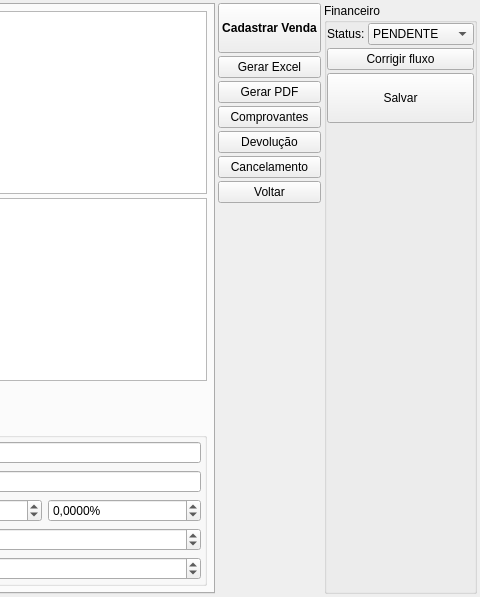
Qt form ui/venda.ui (darktorres/ERP-STACCATO) before a commit; both pictures show x 1007 to 1487 and y 0 to 597 of the 1487 by 597 pixel window.
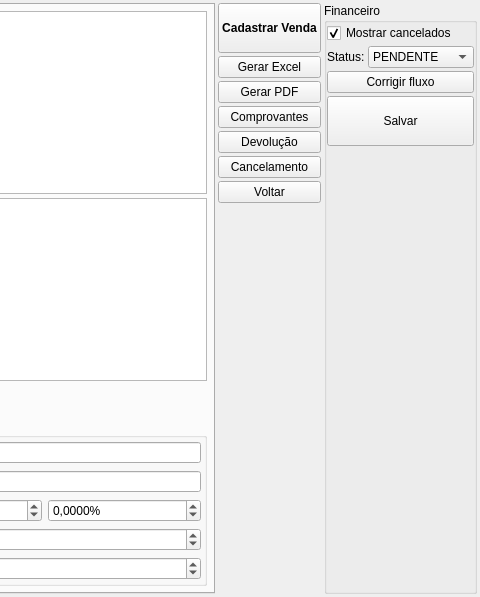
The same form after that commit. Custom widgets are drawn as their Qt base class.

Commit message: Checkbox para mostrar pagamentos cancelados

What changed in the file:
```diff
--- a/ui/venda.ui
+++ b/ui/venda.ui
@@ -1152,14 +1152,37 @@
       <property name="spacing">
        <number>3</number>
       </property>
-      <item row="0" column="0">
+      <item row="4" column="1">
+       <spacer name="verticalSpacer">
+        <property name="orientation">
+         <enum>Qt::Vertical</enum>
+        </property>
+        <property name="sizeHint" stdset="0">
+         <size>
+          <width>20</width>
+          <height>40</height>
+         </size>
+        </property>
+       </spacer>
+      </item>
+      <item row="2" column="0" colspan="3">
+       <widget class="QPushButton" name="pushButtonCorrigirFluxo">
+        <property name="text">
+         <string>Corrigir fluxo</string>
+        </property>
+        <property name="autoDefault">
+         <bool>false</bool>
+        </property>
+       </widget>
+      </item>
+      <item row="1" column="0">
        <widget class="QLabel" name="label_5">
         <property name="text">
          <string>Status:</string>
         </property>
        </widget>
       </item>
-      <item row="0" column="1" colspan="2">
+      <item row="1" column="1" colspan="2">
        <widget class="QComboBox" name="comboBoxFinanceiro">
         <item>
          <property name="text">
@@ -1183,30 +1206,7 @@
         </item>
        </widget>
       </item>
-      <item row="3" column="1">
-       <spacer name="verticalSpacer">
-        <property name="orientation">
-         <enum>Qt::Vertical</enum>
-        </property>
-        <property name="sizeHint" stdset="0">
-         <size>
-          <width>20</width>
-          <height>40</height>
-         </size>
-        </property>
-       </spacer>
-      </item>
-      <item row="1" column="0" colspan="3">
-       <widget class="QPushButton" name="pushButtonCorrigirFluxo">
-        <property name="text">
-         <string>Corrigir fluxo</string>
-        </property>
-        <property name="autoDefault">
-         <bool>false</bool>
-        </property>
-       </widget>
-      </item>
-      <item row="2" column="0" colspan="3">
+      <item row="3" column="0" colspan="3">
        <widget class="QPushButton" name="pushButtonFinanceiroSalvar">
         <property name="minimumSize">
          <size>
@@ -1222,6 +1222,16 @@
         </property>
        </widget>
       </item>
+      <item row="0" column="0" colspan="3">
+       <widget class="QCheckBox" name="checkBoxMostrarCancelados">
+        <property name="text">
+         <string>Mostrar cancelados</string>
+        </property>
+        <property name="checked">
+         <bool>true</bool>
+        </property>
+       </widget>
+      </item>
      </layout>
     </widget>
    </item>
@@ -1355,11 +1365,6 @@
    <extends>QTableView</extends>
    <header>src/tableview.h</header>
   </customwidget>
-  <customwidget>
-   <class>ItemBox</class>
-   <extends>QLineEdit</extends>
-   <header>src/itembox.h</header>
-  </customwidget>
   <customwidget>
    <class>WidgetPagamentos</class>
    <extends>QWidget</extends>
@@ -1371,6 +1376,11 @@
    <extends>QTreeView</extends>
    <header>src/treeview.h</header>
   </customwidget>
+  <customwidget>
+   <class>ItemBox</class>
+   <extends>QLineEdit</extends>
+   <header>src/itembox.h</header>
+  </customwidget>
  </customwidgets>
  <tabstops>
   <tabstop>tabWidget</tabstop>
```
The commit also changes 2 other files.
